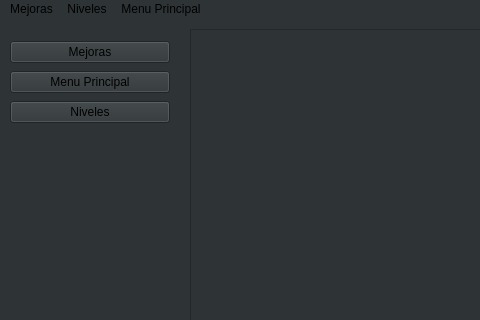
Before: the Qt Designer form Game/FinalGame/mainwindow.ui in alejandropetit/ProyectoFinal, drawn with Qt 5; both pictures show x 0 to 480 and y 0 to 320 of the 800 by 600 pixel window.
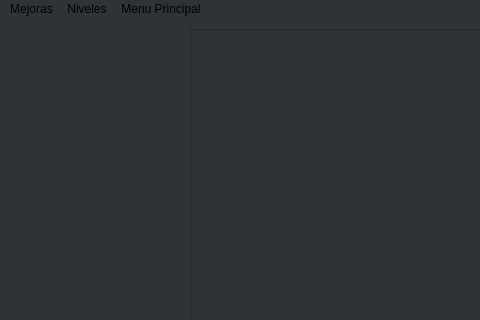
After: the same form once the commit is applied.

```diff
--- a/Game/FinalGame/mainwindow.ui
+++ b/Game/FinalGame/mainwindow.ui
@@ -31,39 +31,6 @@
      </rect>
     </property>
    </widget>
-   <widget class="QWidget" name="verticalLayoutWidget">
-    <property name="geometry">
-     <rect>
-      <x>10</x>
-      <y>20</y>
-      <width>160</width>
-      <height>89</height>
-     </rect>
-    </property>
-    <layout class="QVBoxLayout" name="verticalLayout">
-     <item>
-      <widget class="QPushButton" name="pushButton">
-       <property name="text">
-        <string>Mejoras</string>
-       </property>
-      </widget>
-     </item>
-     <item>
-      <widget class="QPushButton" name="pushButton_3">
-       <property name="text">
-        <string>Menu Principal</string>
-       </property>
-      </widget>
-     </item>
-     <item>
-      <widget class="QPushButton" name="pushButton_2">
-       <property name="text">
-        <string>Niveles</string>
-       </property>
-      </widget>
-     </item>
-    </layout>
-   </widget>
    <widget class="QPushButton" name="pushButton_6">
     <property name="geometry">
      <rect>
```
Left out of the diff: 3 changed lines with no effect on the pictures.
